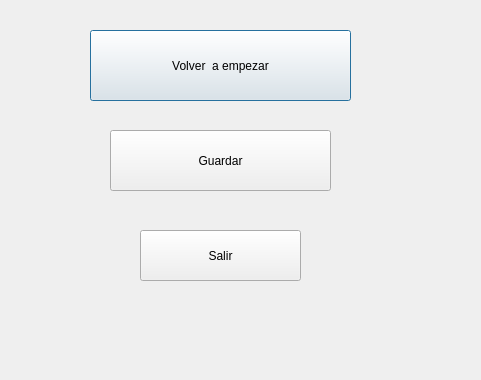
danielarcil4/Proyecto-final, file pausa.ui: the form before one commit.
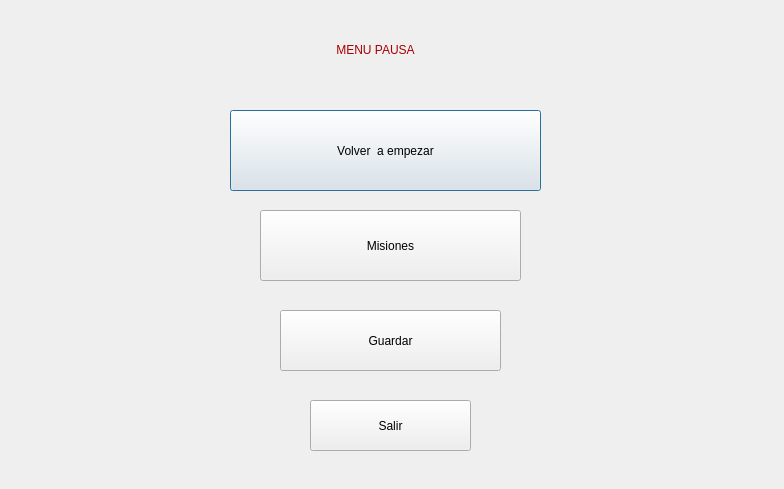
The form after the commit. Icons and pictures are not drawn.

Commit message: Se termino de diseñar las misiones y los mejores puntajes que aparecen al final,ahora se esta configurando el segundo jugador.

The edit to the form file:
```diff
--- a/pausa.ui
+++ b/pausa.ui
@@ -6,20 +6,23 @@
    <rect>
     <x>0</x>
     <y>0</y>
-    <width>481</width>
-    <height>380</height>
+    <width>784</width>
+    <height>489</height>
    </rect>
   </property>
   <property name="windowTitle">
    <string>Dialog</string>
   </property>
+  <property name="styleSheet">
+   <string notr="true">background-image: url(:/Resourse/PAUSA);</string>
+  </property>
   <widget class="QPushButton" name="pushButton">
    <property name="geometry">
     <rect>
-     <x>90</x>
-     <y>30</y>
-     <width>261</width>
-     <height>71</height>
+     <x>230</x>
+     <y>110</y>
+     <width>311</width>
+     <height>81</height>
     </rect>
    </property>
    <property name="styleSheet">
@@ -32,8 +35,8 @@
   <widget class="QPushButton" name="pushButton_2">
    <property name="geometry">
     <rect>
-     <x>110</x>
-     <y>130</y>
+     <x>280</x>
+     <y>310</y>
      <width>221</width>
      <height>61</height>
     </rect>
@@ -48,8 +51,8 @@
   <widget class="QPushButton" name="pushButton_3">
    <property name="geometry">
     <rect>
-     <x>140</x>
-     <y>230</y>
+     <x>310</x>
+     <y>400</y>
      <width>161</width>
      <height>51</height>
     </rect>
@@ -61,6 +64,38 @@
     <string>Salir</string>
    </property>
   </widget>
+  <widget class="QPushButton" name="pushButton_4">
+   <property name="geometry">
+    <rect>
+     <x>260</x>
+     <y>210</y>
+     <width>261</width>
+     <height>71</height>
+    </rect>
+   </property>
+   <property name="styleSheet">
+    <string notr="true">border-image: url(:/Resourse/Botones.png);</string>
+   </property>
+   <property name="text">
+    <string>Misiones</string>
+   </property>
+  </widget>
+  <widget class="QLabel" name="label">
+   <property name="geometry">
+    <rect>
+     <x>300</x>
+     <y>20</y>
+     <width>151</width>
+     <height>61</height>
+    </rect>
+   </property>
+   <property name="styleSheet">
+    <string notr="true">font: 20pt &quot;Rockwell Condensed&quot;;</string>
+   </property>
+   <property name="text">
+    <string>&lt;html&gt;&lt;head/&gt;&lt;body&gt;&lt;p align=&quot;center&quot;&gt;&lt;span style=&quot; color:#aa0000;&quot;&gt;MENU PAUSA&lt;/span&gt;&lt;/p&gt;&lt;/body&gt;&lt;/html&gt;</string>
+   </property>
+  </widget>
  </widget>
  <resources/>
  <connections/>
```
The commit also changes 33 other files.
